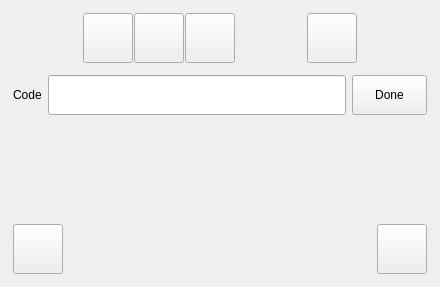
The window that digital_sketch_mapping_tool_dockwidget_base.ui (Esk-Spatial/QGIS_forest_health_sketch_tool) describes before a commit, drawn with Qt 5.
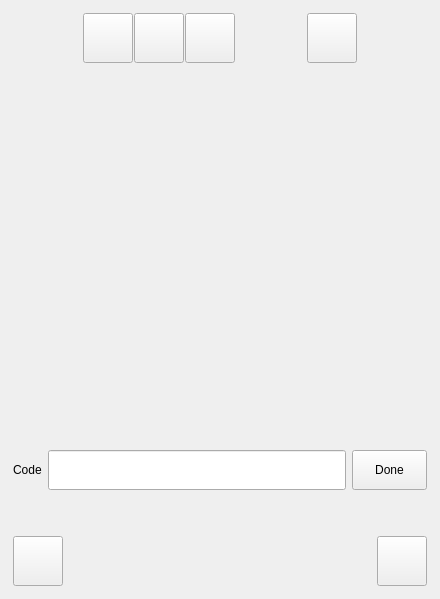
The same window after the commit. Icons and pictures are not drawn.

```diff
--- a/digital_sketch_mapping_tool_dockwidget_base.ui
+++ b/digital_sketch_mapping_tool_dockwidget_base.ui
@@ -7,7 +7,7 @@
     <x>0</x>
     <y>0</y>
     <width>440</width>
-    <height>287</height>
+    <height>599</height>
    </rect>
   </property>
   <property name="windowTitle">
@@ -246,17 +246,35 @@
         </widget>
        </item>
        <item>
-        <widget class="QFrame" name="frame_3">
+        <widget class="QScrollArea" name="scrollArea">
+         <property name="minimumSize">
+          <size>
+           <width>0</width>
+           <height>0</height>
+          </size>
+         </property>
          <property name="frameShape">
           <enum>QFrame::NoFrame</enum>
          </property>
-         <property name="frameShadow">
-          <enum>QFrame::Raised</enum>
+         <property name="widgetResizable">
+          <bool>true</bool>
+         </property>
+         <widget class="QWidget" name="scrollAreaWidgetContents">
+          <property name="geometry">
+           <rect>
+            <x>0</x>
+            <y>0</y>
+            <width>418</width>
+            <height>355</height>
+           </rect>
+          </property>
+          <property name="minimumSize">
+           <size>
+            <width>0</width>
+            <height>0</height>
+           </size>
          </property>
          <layout class="QVBoxLayout" name="categoryAttrVerticalLayout">
-          <property name="spacing">
-           <number>2</number>
-          </property>
           <property name="leftMargin">
            <number>2</number>
           </property>
@@ -269,7 +287,21 @@
           <property name="bottomMargin">
            <number>2</number>
           </property>
-         </layout>
+           <item>
+            <spacer name="verticalSpacer">
+             <property name="orientation">
+              <enum>Qt::Vertical</enum>
+             </property>
+             <property name="sizeHint" stdset="0">
+              <size>
+               <width>20</width>
+               <height>20</height>
+              </size>
+             </property>
+            </spacer>
+           </item>
+          </layout>
+         </widget>
         </widget>
        </item>
        <item>
@@ -375,10 +407,13 @@
         </widget>
        </item>
        <item>
-        <spacer name="verticalSpacer">
+        <spacer name="verticalSpacer_2">
          <property name="orientation">
           <enum>Qt::Vertical</enum>
          </property>
+         <property name="sizeType">
+          <enum>QSizePolicy::Fixed</enum>
+         </property>
          <property name="sizeHint" stdset="0">
           <size>
            <width>20</width>
```
Lines whose indentation alone changed are shown as unchanged.
